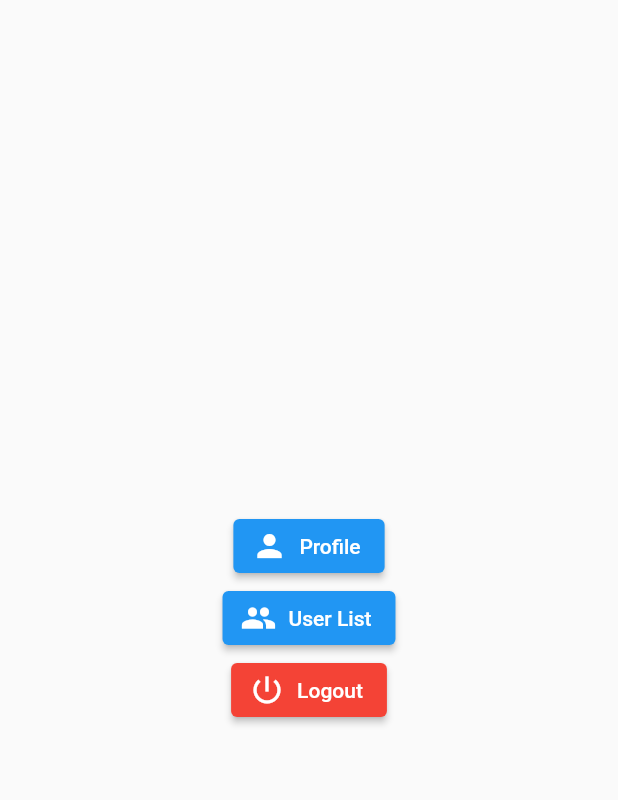
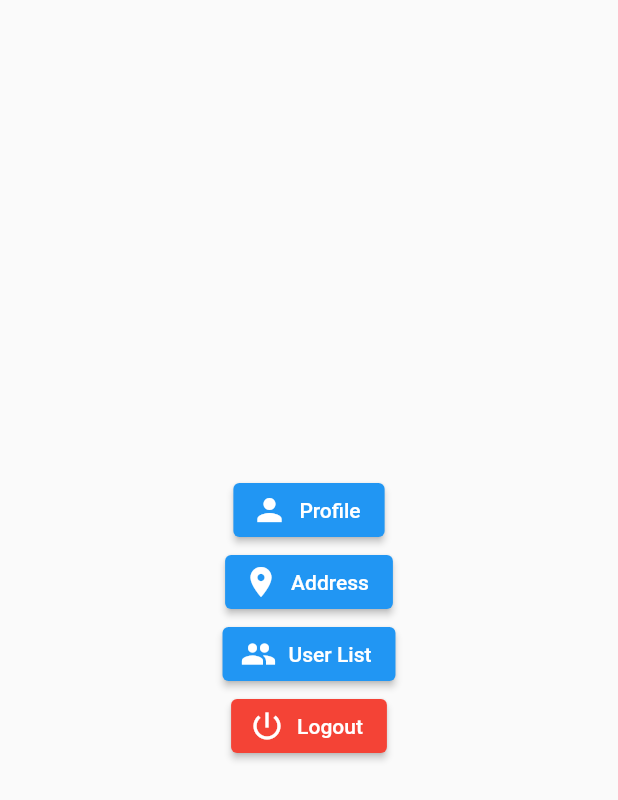
Before and after one commit to Rzero6/project_belanjakan, a Flutter app: the SettingsView screen opened directly, on a phone screen of 412 x 824 dp. Shown: the top 800 px of the screen. Run offline on Flutter 3.47's test engine with Material 2 defaults, Android fonts, the phone set to English and light mode, and no system bars; our stand-ins replace audioplayers, camera, flutter_bloc, geocoding, geolocator, google_nav_bar and 6 more; accounts and stored records are empty; project files that could hold a hidden picture were left out.

Commit message:
geolacator & geocoding

```diff
--- /dev/null
+++ b/lib/model/address.dart
@@ -0,0 +1,17 @@
+class Address {
+  final int? id;
+  final int? userId;
+  final String? name;
+  final String? street;
+  final String? locality;
+  final String? subLocality;
+  final String? administrativeArea;
+  final String? subAdministrativeArea;
+  final String? city;
+  final String? postalCode;
+  final String? position;
+  final String? thoroughfare;
+  final String? subThoroughfare;
+
+  Address({this.id, this.userId, this.street, this.city, this.position, this.name, this.locality, this.subLocality, this.administrativeArea, this.subAdministrativeArea, this.postalCode, this.thoroughfare, this.subThoroughfare});
+}
--- a/lib/view/settings_page.dart
+++ b/lib/view/settings_page.dart
@@ -1,4 +1,5 @@
 import 'package:flutter/material.dart';
+import 'package:project_belanjakan/view/address/address_page.dart';
 import 'package:project_belanjakan/view/login_page.dart';
 import 'package:project_belanjakan/view/profile_page.dart';
 import 'package:project_belanjakan/view/user_list.dart';
@@ -21,6 +22,14 @@ class SettingsView extends StatelessWidget {
                     MaterialPageRoute(builder: (_) => const ProfileView()));
               },
               label: const Text('Profile'),
+            ),
+            ElevatedButton.icon(
+              icon: const Icon(Icons.location_on),
+              onPressed: () {
+                Navigator.push(context,
+                    MaterialPageRoute(builder: (_) => const AddressesView()));
+              },
+              label: const Text('Address'),
             ),
             ElevatedButton.icon(
               icon: const Icon(Icons.people),
--- a/pubspec.yaml
+++ b/pubspec.yaml
@@ -18,6 +18,8 @@ dependencies:
   flutter_bloc: ^8.1.3
   flutter_staggered_grid_view: ^0.7.0
   fluttertoast: ^8.2.2
+  geocoding: ^2.1.1
+  geolocator: ^10.1.0
   google_nav_bar: ^5.0.6
   image_picker: ^1.0.4
   intl: ^0.17.0
```
Also changed, not shown: lib/view/address/address_page.dart (added, +96 -0 lines), pubspec.lock, 3 other files.
